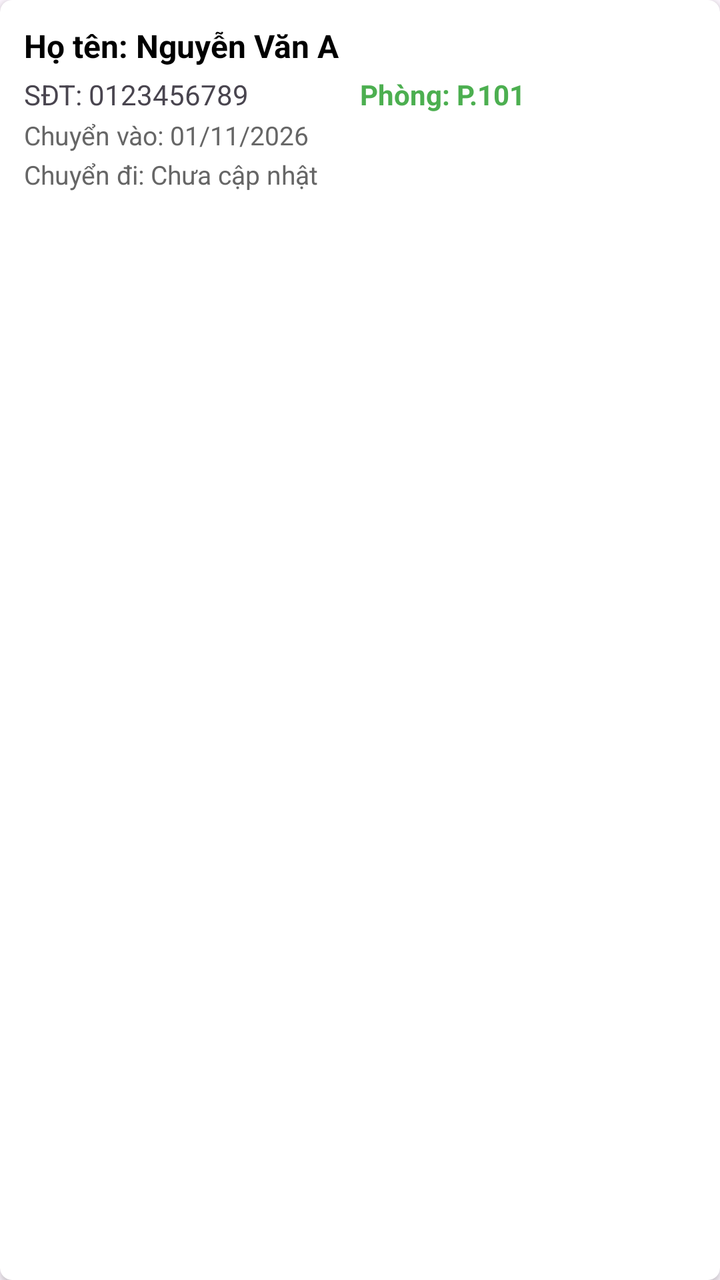
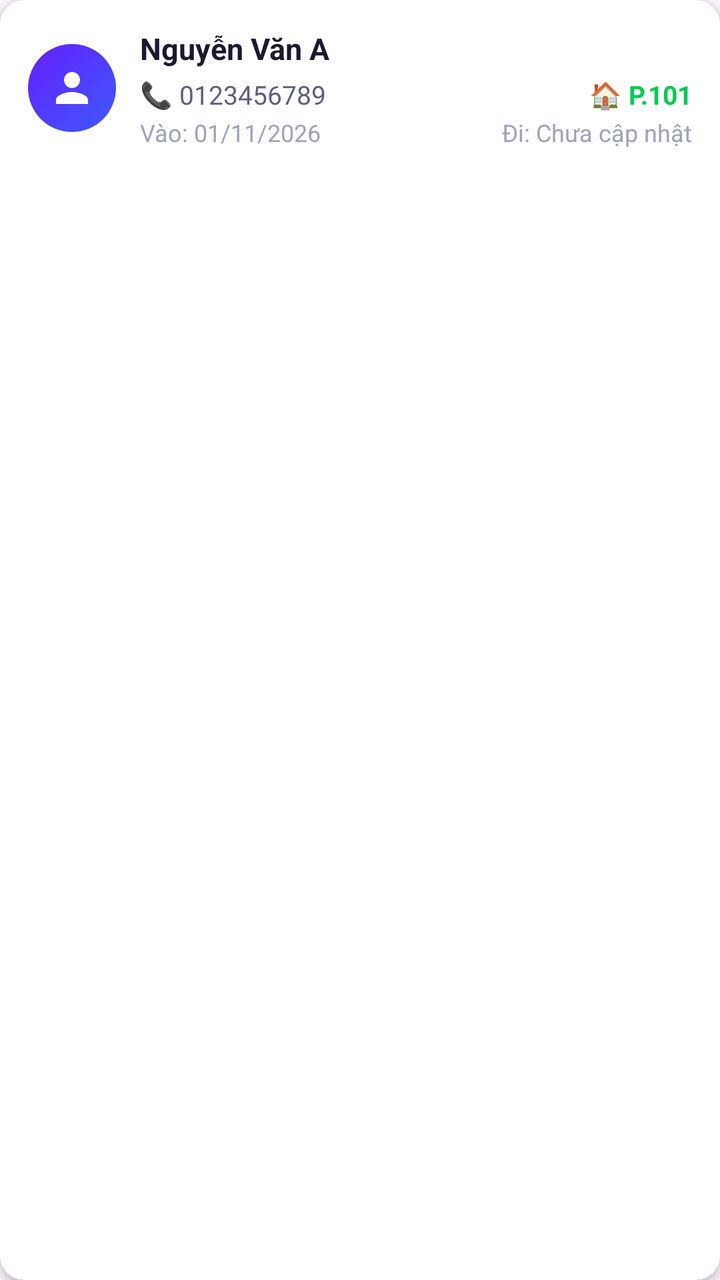

Two renders of the same Android screen: before a commit and after it. Below are the layout's source before the change and the commit's diff.
<!-- AndroidManifest.xml: application theme Theme.Detai1 -->
<!-- res/layout/item_nguoi_thue.xml -->
<?xml version="1.0" encoding="utf-8"?>
<androidx.cardview.widget.CardView xmlns:android="http://schemas.android.com/apk/res/android"
    xmlns:app="http://schemas.android.com/apk/res-auto"
    android:layout_width="match_parent"
    android:layout_height="wrap_content"
    android:layout_marginBottom="8dp"
    app:cardCornerRadius="6dp"
    app:cardElevation="2dp">

    <LinearLayout
        android:layout_width="match_parent"
        android:layout_height="wrap_content"
        android:orientation="vertical"
        android:padding="12dp">

        <TextView
            android:id="@+id/tvItemHoTen"
            android:layout_width="match_parent"
            android:layout_height="wrap_content"
            android:text="Họ tên: Nguyễn Văn A"
            android:textSize="16sp"
            android:textStyle="bold"
            android:textColor="@android:color/black"
            android:layout_marginBottom="4dp"/>

        <LinearLayout
            android:layout_width="match_parent"
            android:layout_height="wrap_content"
            android:orientation="horizontal"
            android:layout_marginBottom="2dp">

            <TextView
                android:id="@+id/tvItemSdt"
                android:layout_width="0dp"
                android:layout_height="wrap_content"
                android:layout_weight="1"
                android:text="SĐT: 0123456789"
                android:textSize="14sp"/>

            <TextView
                android:id="@+id/tvItemPhong"
                android:layout_width="0dp"
                android:layout_height="wrap_content"
                android:layout_weight="1"
                android:text="Phòng: P.101"
                android:textSize="14sp"
                android:textStyle="bold"
                android:textColor="#4CAF50"/>
        </LinearLayout>

        <TextView
            android:id="@+id/tvItemNgayVao"
            android:layout_width="match_parent"
            android:layout_height="wrap_content"
            android:text="Chuyển vào: 01/11/2026"
            android:textSize="13sp"
            android:textColor="#666666"
            android:layout_marginBottom="2dp"/>

        <TextView
            android:id="@+id/tvItemNgayDi"
            android:layout_width="match_parent"
            android:layout_height="wrap_content"
            android:text="Chuyển đi: Chưa cập nhật"
            android:textSize="13sp"
            android:textColor="#666666"/>

    </LinearLayout>
</androidx.cardview.widget.CardView>
<!-- resources referenced by this layout -->
<resources>
  <style name="Theme.Detai1" parent="Base.Theme.Detai1" />
  <style name="Base.Theme.Detai1" parent="Theme.Material3.DayNight.NoActionBar">
          
          
      </style>
</resources>

<!-- the commit's change to res/layout/item_nguoi_thue.xml (unified diff, before → after) -->
@@ -4,66 +4,96 @@
     android:layout_width="match_parent"
     android:layout_height="wrap_content"
     android:layout_marginBottom="8dp"
-    app:cardCornerRadius="6dp"
-    app:cardElevation="2dp">
+    app:cardCornerRadius="12dp"
+    app:cardElevation="3dp"
+    app:cardBackgroundColor="@color/bg_card">
 
     <LinearLayout
         android:layout_width="match_parent"
         android:layout_height="wrap_content"
-        android:orientation="vertical"
-        android:padding="12dp">
+        android:orientation="horizontal"
+        android:padding="14dp"
+        android:gravity="center_vertical">
 
-        <TextView
-            android:id="@+id/tvItemHoTen"
-            android:layout_width="match_parent"
+        
+        <LinearLayout
+            android:layout_width="44dp"
+            android:layout_height="44dp"
+            android:background="@drawable/bg_avatar_circle"
+            android:gravity="center"
+            android:layout_marginEnd="12dp">
+
+            <ImageView
+                android:layout_width="24dp"
+                android:layout_height="24dp"
+                android:src="@drawable/ic_person"
+                app:tint="#FFFFFF"/>
+        </LinearLayout>
+
+        
+        <LinearLayout
+            android:layout_width="0dp"
             android:layout_height="wrap_content"
-            android:text="Họ tên: Nguyễn Văn A"
-            android:textSize="16sp"
-            android:textStyle="bold"
-            android:textColor="@android:color/black"
-            android:layout_marginBottom="4dp"/>
-
-        <LinearLayout
-            android:layout_width="match_parent"
-            android:layout_height="wrap_content"
-            android:orientation="horizontal"
-            android:layout_marginBottom="2dp">
+            android:layout_weight="1"
+            android:orientation="vertical">
 
             <TextView
-                android:id="@+id/tvItemSdt"
-                android:layout_width="0dp"
+                android:id="@+id/tvItemHoTen"
+                android:layout_width="match_parent"
                 android:layout_height="wrap_content"
-                android:layout_weight="1"
-                android:text="SĐT: 0123456789"
-                android:textSize="14sp"/>
+                android:text="Nguyễn Văn A"
+                android:textSize="15sp"
+                android:textStyle="bold"
+                android:textColor="@color/text_primary"
+                android:layout_marginBottom="4dp"/>
 
-            <TextView
-                android:id="@+id/tvItemPhong"
-                android:layout_width="0dp"
+            <LinearLayout
+                android:layout_width="match_parent"
                 android:layout_height="wrap_content"
-                android:layout_weight="1"
-                android:text="Phòng: P.101"
-                android:textSize="14sp"
-                android:textStyle="bold"
-                android:textColor="#4CAF50"/>
+                android:orientation="horizontal"
+                android:layout_marginBottom="2dp">
+
+                <TextView
+                    android:id="@+id/tvItemSdt"
+                    android:layout_width="0dp"
+                    android:layout_height="wrap_content"
+                    android:layout_weight="1"
+                    android:text="📞 0123456789"
+                    android:textSize="13sp"
+                    android:textColor="@color/text_secondary"/>
+
+                <TextView
+                    android:id="@+id/tvItemPhong"
+                    android:layout_width="wrap_content"
+                    android:layout_height="wrap_content"
+                    android:text="🏠 P.101"
+                    android:textSize="13sp"
+                    android:textStyle="bold"
+                    android:textColor="@color/accent_green"/>
+            </LinearLayout>
+
+            <LinearLayout
+                android:layout_width="match_parent"
+                android:layout_height="wrap_content"
+                android:orientation="horizontal">
+
+                <TextView
+                    android:id="@+id/tvItemNgayVao"
+                    android:layout_width="0dp"
+                    android:layout_height="wrap_content"
+                    android:layout_weight="1"
+                    android:text="Vào: 01/11/2026"
+                    android:textSize="12sp"
+                    android:textColor="@color/text_hint"/>
+
+                <TextView
+                    android:id="@+id/tvItemNgayDi"
+                    android:layout_width="wrap_content"
+                    android:layout_height="wrap_content"
+                    android:text="Đi: Chưa cập nhật"
+                    android:textSize="12sp"
+                    android:textColor="@color/text_hint"/>
+            </LinearLayout>
         </LinearLayout>
-
-        <TextView
-            android:id="@+id/tvItemNgayVao"
-            android:layout_width="match_parent"
-            android:layout_height="wrap_content"
-            android:text="Chuyển vào: 01/11/2026"
-            android:textSize="13sp"
-            android:textColor="#666666"
-            android:layout_marginBottom="2dp"/>
-
-        <TextView
-            android:id="@+id/tvItemNgayDi"
-            android:layout_width="match_parent"
-            android:layout_height="wrap_content"
-            android:text="Chuyển đi: Chưa cập nhật"
-            android:textSize="13sp"
-            android:textColor="#666666"/>
-
     </LinearLayout>
 </androidx.cardview.widget.CardView>
<!-- resource entries referenced after the edit -->
@@ -1,5 +1,30 @@
 <!-- resources referenced by this layout -->
 <resources>
+  <color name="accent_green">#00C853</color>
+  <color name="bg_card">#FFFFFF</color>
+  <color name="text_hint">#9EA3B8</color>
+  <color name="text_primary">#1A1A2E</color>
+  <color name="text_secondary">#5C5F7A</color>
+  <!-- drawable bg_avatar_circle (drawable) -->
+  <?xml version="1.0" encoding="utf-8"?>
+  <shape xmlns:android="http://schemas.android.com/apk/res/android"
+      android:shape="oval">
+      <gradient
+          android:startColor="#3D5AFE"
+          android:endColor="#651FFF"
+          android:angle="135"/>
+  </shape>
+  <!-- drawable ic_person (drawable) -->
+  <?xml version="1.0" encoding="utf-8"?>
+  <vector xmlns:android="http://schemas.android.com/apk/res/android"
+      android:width="24dp"
+      android:height="24dp"
+      android:viewportWidth="24"
+      android:viewportHeight="24">
+      <path
+          android:fillColor="#FF000000"
+          android:pathData="M12,12c2.21,0 4,-1.79 4,-4s-1.79,-4 -4,-4 -4,1.79 -4,4 1.79,4 4,4zM12,14c-2.67,0 -8,1.34 -8,4v2h16v-2c0,-2.66 -5.33,-4 -8,-4z" />
+  </vector>
   <style name="Theme.Detai1" parent="Base.Theme.Detai1" />
   <style name="Base.Theme.Detai1" parent="Theme.Material3.DayNight.NoActionBar">
           
